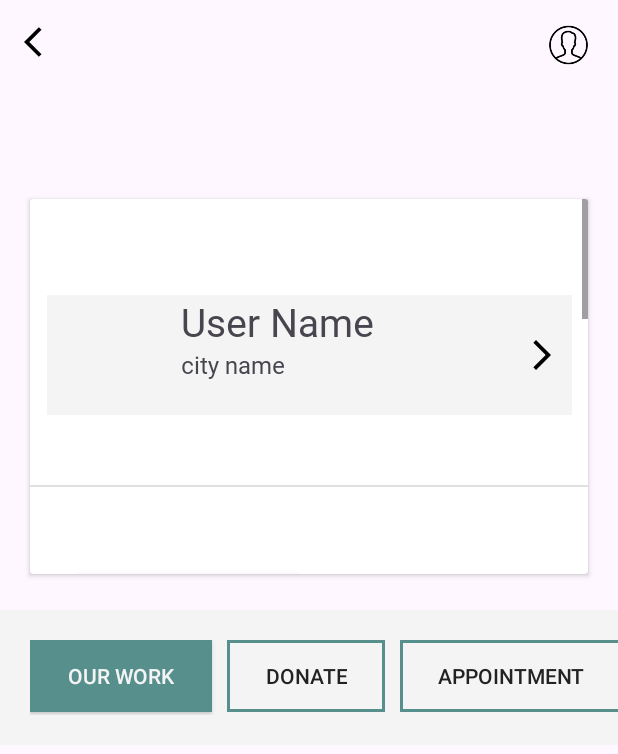
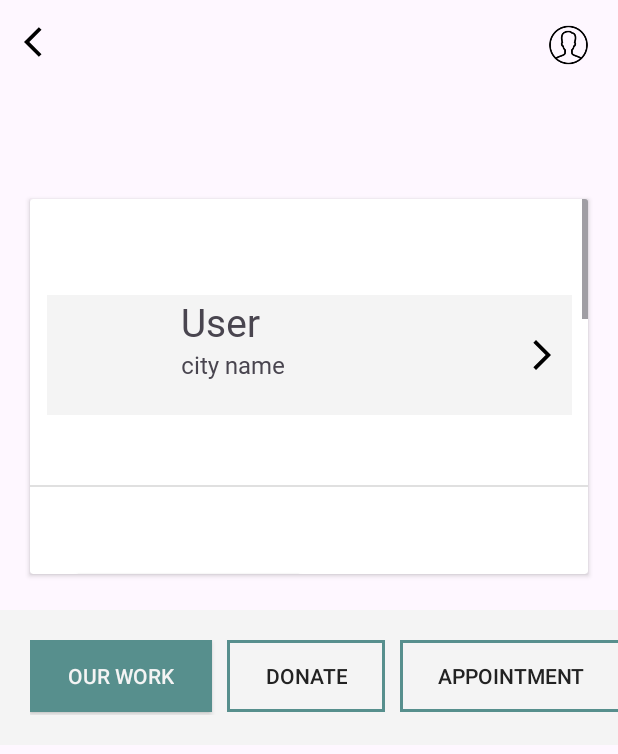
Before and after one commit to sanjay-mali/ngo-app, an Android app: the fragment SettingFragment placed in its activity, on a phone screen of 412 x 824 dp. Shown: the top 754 px of the screen. Run offline under Robolectric (Android 15) with nearby library versions, the phone set to English and light mode, and no system bars; libraries missing offline, so code that uses them is left out: com.denzcoskun.imageslider; plain views replace ImageSlider; 9 statements that could not run were skipped.

Commit message:
User name added

```diff
--- a/app/src/main/java/com/example/ngo_app/fragment/SettingFragment.kt
+++ b/app/src/main/java/com/example/ngo_app/fragment/SettingFragment.kt
@@ -1,5 +1,6 @@
 package com.example.ngo_app.fragment
 import android.content.Intent
+import android.content.SharedPreferences
 import android.os.Bundle
 import androidx.fragment.app.Fragment
 import android.view.LayoutInflater
@@ -11,6 +12,7 @@ import com.example.ngo_app.databinding.FragmentSettingBinding
 class SettingFragment : Fragment() {
 
     private var _binding: FragmentSettingBinding? = null
+    private lateinit var sharedPreferences: SharedPreferences
     private val binding get() = _binding!!
 
     override fun onCreate(savedInstanceState: Bundle?) {
@@ -30,6 +32,10 @@ class SettingFragment : Fragment() {
             activity?.finish()
         }
 
+        sharedPreferences = requireActivity().getSharedPreferences("MyPrefs", 0)
+
+        binding.username.text = sharedPreferences.getString("username", "User")
+
         return binding.root
     }
 
```
